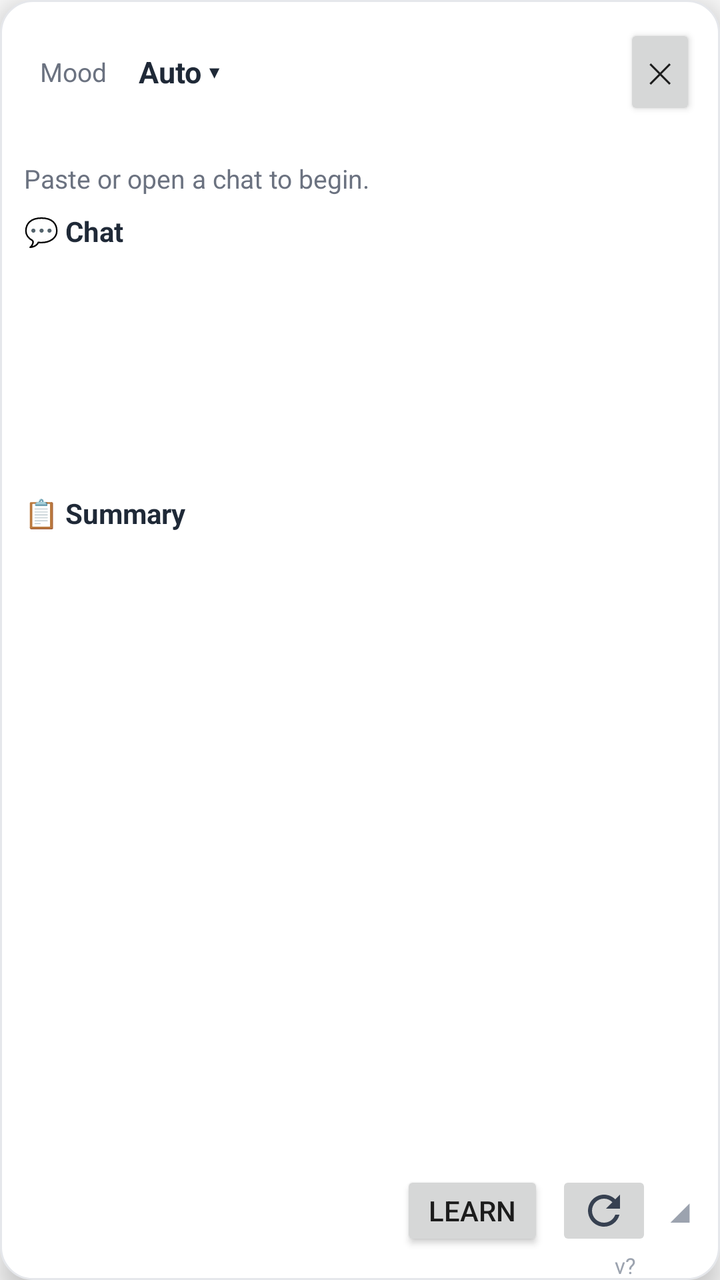
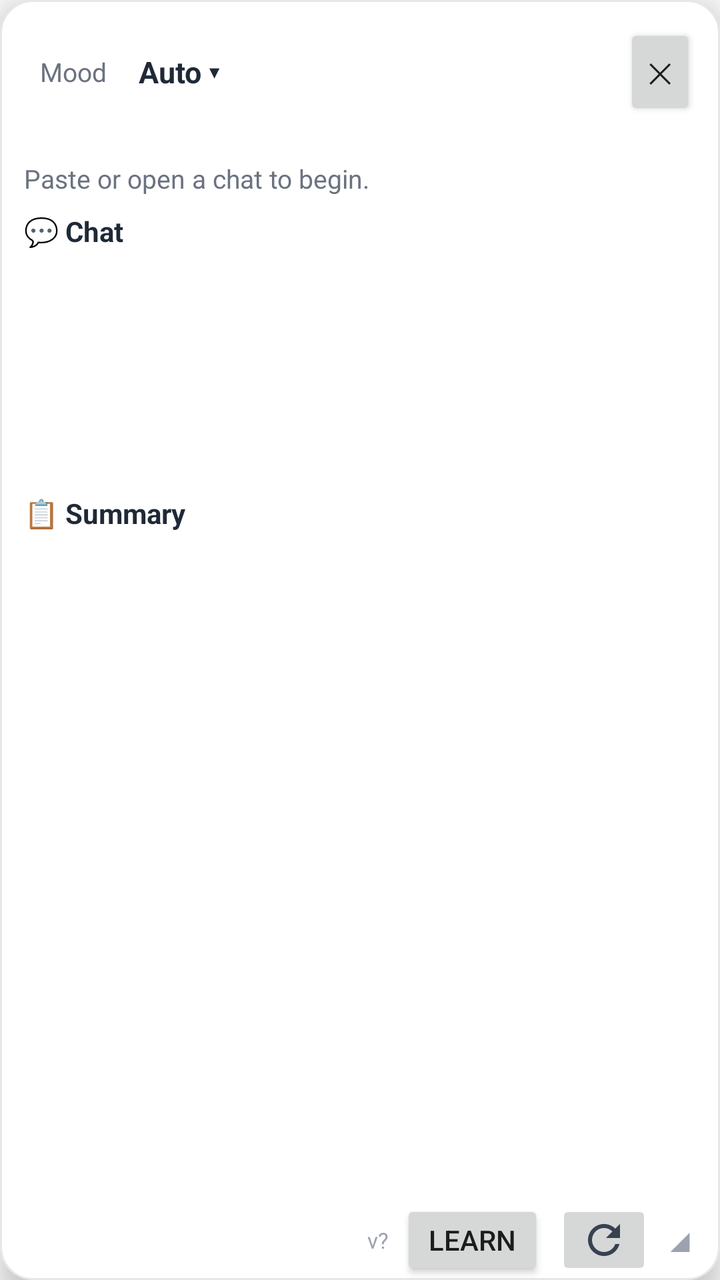

The first picture is an Android layout as it rendered before a commit; the second is the same layout after the commit. The layout source and the unified diff follow.
<!-- AndroidManifest.xml: application theme Theme.ChatAssist -->
<!-- res/layout/overlay_panel.xml -->
<?xml version="1.0" encoding="utf-8"?>
<LinearLayout xmlns:android="http://schemas.android.com/apk/res/android"
    android:id="@+id/panelRoot"
    android:layout_width="320dp"
    android:layout_height="match_parent"
    android:background="@drawable/panel_background"
    android:elevation="8dp"
    android:orientation="vertical"
    android:paddingStart="12dp"
    android:paddingTop="12dp"
    android:paddingEnd="12dp"
    android:paddingBottom="0dp">

    <LinearLayout
        android:id="@+id/panelHeader"
        android:layout_width="match_parent"
        android:layout_height="wrap_content"
        android:gravity="center_vertical"
        android:orientation="horizontal">

        <TextView
            android:id="@+id/moodLabel"
            android:layout_width="wrap_content"
            android:layout_height="wrap_content"
            android:padding="8dp"
            android:text="Mood"
            android:textColor="#6B7280"
            android:textSize="13sp" />

        <TextView
            android:id="@+id/toneButton"
            android:layout_width="0dp"
            android:layout_height="wrap_content"
            android:layout_weight="1"
            android:padding="8dp"
            android:text="Auto ▾"
            android:textColor="@color/ink"
            android:textSize="15sp"
            android:textStyle="bold" />

        <Button
            android:id="@+id/btnClose"
            android:layout_width="wrap_content"
            android:layout_height="wrap_content"
            android:minWidth="0dp"
            android:text="✕" />
    </LinearLayout>

    
    <LinearLayout
        android:id="@+id/toneOptions"
        android:layout_width="match_parent"
        android:layout_height="wrap_content"
        android:orientation="vertical"
        android:visibility="gone" />

    <TextView
        android:id="@+id/chatLabel"
        android:layout_width="wrap_content"
        android:layout_height="wrap_content"
        android:text=""
        android:textColor="#6B7280"
        android:textSize="12sp" />

    <TextView
        android:id="@+id/moodText"
        android:layout_width="wrap_content"
        android:layout_height="wrap_content"
        android:layout_marginTop="4dp"
        android:text="Paste or open a chat to begin."
        android:textColor="#6B7280"
        android:textSize="13sp" />

    <TextView
        android:id="@+id/chatToggle"
        android:layout_width="wrap_content"
        android:layout_height="wrap_content"
        android:layout_marginTop="8dp"
        android:text="💬 Chat"
        android:textColor="@color/ink"
        android:textSize="14sp"
        android:textStyle="bold" />

    <ScrollView
        android:id="@+id/chatScroll"
        android:layout_width="match_parent"
        android:layout_height="110dp"
        android:layout_marginTop="4dp">

        <LinearLayout
            android:id="@+id/chatRows"
            android:layout_width="match_parent"
            android:layout_height="wrap_content"
            android:orientation="vertical" />
    </ScrollView>

    <TextView
        android:id="@+id/summaryToggle"
        android:layout_width="wrap_content"
        android:layout_height="wrap_content"
        android:layout_marginTop="8dp"
        android:text="📋 Summary"
        android:textColor="@color/ink"
        android:textSize="14sp"
        android:textStyle="bold" />

    <ScrollView
        android:id="@+id/summaryScroll"
        android:layout_width="match_parent"
        android:layout_height="150dp"
        android:layout_marginTop="4dp"
        android:visibility="gone">

        <LinearLayout
            android:id="@+id/summaryRows"
            android:layout_width="match_parent"
            android:layout_height="wrap_content"
            android:orientation="vertical" />
    </ScrollView>

    
    <LinearLayout
        android:id="@+id/chooserBox"
        android:layout_width="match_parent"
        android:layout_height="wrap_content"
        android:layout_marginTop="8dp"
        android:orientation="vertical"
        android:visibility="gone">

        <Button
            android:id="@+id/chooseOpeners"
            android:layout_width="match_parent"
            android:layout_height="wrap_content"
            android:text="Generate openers" />

        <Button
            android:id="@+id/choosePuns"
            android:layout_width="match_parent"
            android:layout_height="wrap_content"
            android:layout_marginTop="4dp"
            android:text="Generate name puns" />

        <Button
            android:id="@+id/chooseReplies"
            android:layout_width="match_parent"
            android:layout_height="wrap_content"
            android:layout_marginTop="4dp"
            android:text="Generate reply suggestions" />

        <Button
            android:id="@+id/chooseLearn"
            android:layout_width="match_parent"
            android:layout_height="wrap_content"
            android:layout_marginTop="4dp"
            android:text="Learn &amp; load older messages first" />
    </LinearLayout>

    <ScrollView
        android:layout_width="match_parent"
        android:layout_height="0dp"
        android:layout_marginTop="8dp"
        android:layout_weight="1"
        android:fillViewport="true">

        <LinearLayout
            android:id="@+id/suggestionList"
            android:layout_width="match_parent"
            android:layout_height="wrap_content"
            android:orientation="vertical" />
    </ScrollView>

    
    <LinearLayout
        android:layout_width="match_parent"
        android:layout_height="wrap_content"
        android:layout_marginTop="4dp"
        android:gravity="center_vertical"
        android:orientation="horizontal">

        <View
            android:layout_width="0dp"
            android:layout_height="0dp"
            android:layout_weight="1" />

        <Button
            android:id="@+id/btnLearn"
            android:layout_width="wrap_content"
            android:layout_height="40dp"
            android:layout_marginEnd="6dp"
            android:minWidth="0dp"
            android:paddingStart="14dp"
            android:paddingEnd="14dp"
            android:text="Learn" />

        <ImageButton
            android:id="@+id/btnRefresh"
            android:layout_width="48dp"
            android:layout_height="40dp"
            android:contentDescription="Refresh"
            android:src="@drawable/ic_refresh" />

        <TextView
            android:id="@+id/resizeHandle"
            android:layout_width="wrap_content"
            android:layout_height="wrap_content"
            android:paddingStart="8dp"
            android:paddingTop="8dp"
            android:paddingEnd="2dp"
            android:paddingBottom="8dp"
            android:text="◢"
            android:textColor="#9CA3AF"
            android:textSize="16sp" />
    </LinearLayout>

    <TextView
        android:id="@+id/versionText"
        android:layout_width="match_parent"
        android:layout_height="wrap_content"
        android:gravity="end"
        android:paddingEnd="30dp"
        android:text="v?"
        android:textColor="#9CA3AF"
        android:textSize="11sp" />
</LinearLayout>
<!-- resources referenced by this layout -->
<resources>
  <color name="ink">#1F2937</color>
  <!-- drawable ic_refresh (drawable) -->
  <?xml version="1.0" encoding="utf-8"?>
  <vector xmlns:android="http://schemas.android.com/apk/res/android"
      android:width="24dp"
      android:height="24dp"
      android:viewportWidth="24"
      android:viewportHeight="24">
      <path
          android:fillColor="#374151"
          android:pathData="M17.65,6.35C16.2,4.9 14.21,4 12,4c-4.42,0 -7.99,3.58 -7.99,8s3.57,8 7.99,8c3.73,0 6.84,-2.55 7.73,-6h-2.08c-0.82,2.33 -3.04,4 -5.65,4 -3.31,0 -6,-2.69 -6,-6s2.69,-6 6,-6c1.66,0 3.14,0.69 4.22,1.78L13,11h7V4l-2.35,2.35z" />
  </vector>
  <!-- drawable panel_background (drawable) -->
  <?xml version="1.0" encoding="utf-8"?>
  <shape xmlns:android="http://schemas.android.com/apk/res/android" android:shape="rectangle">
      <solid android:color="@color/white" />
      <corners android:radius="16dp" />
      <stroke android:width="1dp" android:color="#E5E7EB" />
  </shape>
  <style name="Theme.ChatAssist" parent="Theme.AppCompat.Light.NoActionBar">
          <item name="colorPrimary">@color/brand</item>
          <item name="colorPrimaryDark">@color/brand_dark</item>
          <item name="android:windowBackground">@color/paper</item>
      </style>
  <color name="white">#FFFFFF</color>
  <color name="brand">#DB2777</color>
  <color name="brand_dark">#9D174D</color>
  <color name="paper">#FAFAFA</color>
</resources>

<!-- the commit's change to res/layout/overlay_panel.xml (unified diff, before → after) -->
@@ -182,6 +182,15 @@
             android:layout_height="0dp"
             android:layout_weight="1" />
 
+        <TextView
+            android:id="@+id/versionText"
+            android:layout_width="wrap_content"
+            android:layout_height="wrap_content"
+            android:layout_marginEnd="6dp"
+            android:text="v?"
+            android:textColor="#9CA3AF"
+            android:textSize="11sp" />
+
         <Button
             android:id="@+id/btnLearn"
             android:layout_width="wrap_content"
@@ -212,13 +221,4 @@
             android:textSize="16sp" />
     </LinearLayout>
 
-    <TextView
-        android:id="@+id/versionText"
-        android:layout_width="match_parent"
-        android:layout_height="wrap_content"
-        android:gravity="end"
-        android:paddingEnd="30dp"
-        android:text="v?"
-        android:textColor="#9CA3AF"
-        android:textSize="11sp" />
 </LinearLayout>
